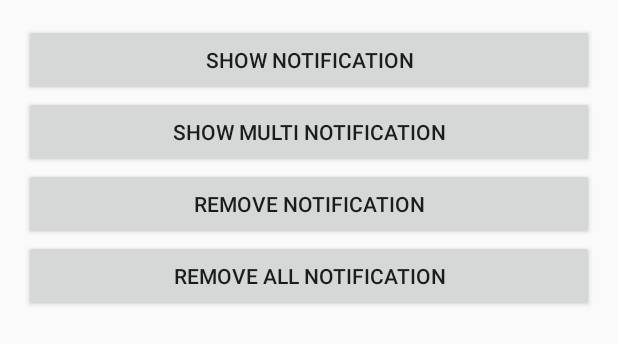
After one commit to ngocmanh92/LoginScreen, an Android app: the layout activity_notification.xml on its own in the app's theme, with its tools: preview values and no code run, on a phone screen of 412 x 824 dp. The commit adds this screen. Shown: the top 344 px of the screen. Run offline under Robolectric (Android 15) with nearby library versions, the phone set to English and light mode, and no system bars.

Commit message:
notification

```diff
--- /dev/null
+++ b/app/src/main/res/layout/activity_notification.xml
@@ -0,0 +1,36 @@
+<LinearLayout xmlns:android="http://schemas.android.com/apk/res/android"
+    xmlns:tools="http://schemas.android.com/tools"
+    android:layout_width="match_parent"
+    android:layout_height="match_parent"
+    android:orientation="vertical"
+    android:paddingBottom="@dimen/activity_vertical_margin"
+    android:paddingLeft="@dimen/activity_horizontal_margin"
+    android:paddingRight="@dimen/activity_horizontal_margin"
+    android:paddingTop="@dimen/activity_vertical_margin"
+    tools:context="com.example.myapplication.NotificationActivity">
+
+    <Button
+        android:id="@+id/button_show_notification"
+        android:layout_width="match_parent"
+        android:layout_height="wrap_content"
+        android:text="Show Notification" />
+
+    <Button
+        android:id="@+id/button_show_multi_notification"
+        android:layout_width="match_parent"
+        android:layout_height="wrap_content"
+        android:text="Show Multi Notification" />
+
+    <Button
+        android:id="@+id/button_remove_notification"
+        android:layout_width="match_parent"
+        android:layout_height="wrap_content"
+        android:text="Remove Notification" />
+
+    <Button
+        android:id="@+id/button_remove_all_notification"
+        android:layout_width="match_parent"
+        android:layout_height="wrap_content"
+        android:text="Remove All Notification" />
+
+</LinearLayout>
--- a/app/src/main/res/values/strings.xml
+++ b/app/src/main/res/values/strings.xml
@@ -31,4 +31,6 @@
     <string name="title_activity_style">StyleActivity</string>
     <string name="title_activity_configuration">ConfigurationActivity</string>
     <string name="title_activity_customized_view">CustomizedViewActivity</string>
+    <string name="title_activity_notification">NotificationActivity</string>
+    <string name="title_activity_notify_result">NotifyResultActivity</string>
 </resources>
```
Also changed, not shown: app/src/main/AndroidManifest.xml (+8 -1 lines), app/src/main/java/com/example/myapplication/NotificationActivity.java (added, +132 -0 lines), app/src/main/java/com/example/myapplication/NotifyResultActivity.java (added, +39 -0 lines), app/src/main/res/layout/activity_notify_result.xml (added, +12 -0 lines), app/src/main/res/menu/menu_notification.xml (added, +7 -0 lines), app/src/main/res/menu/menu_notify_result.xml (added, +7 -0 lines).
